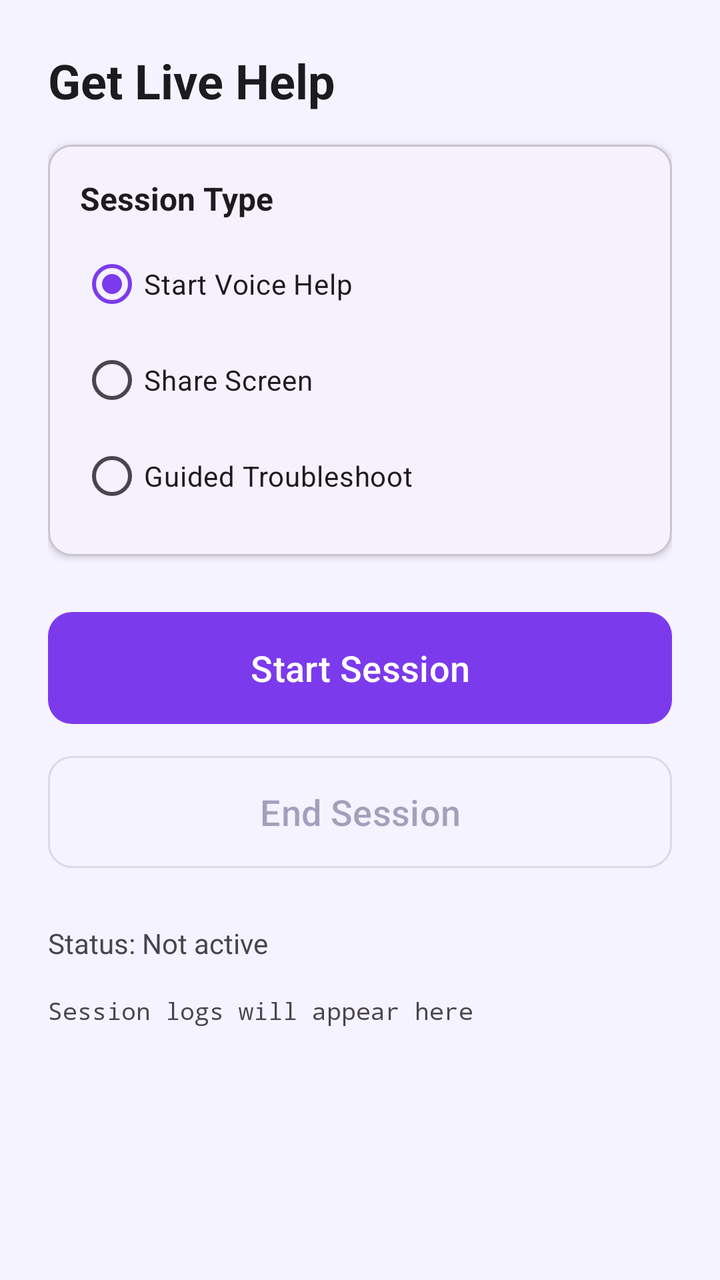
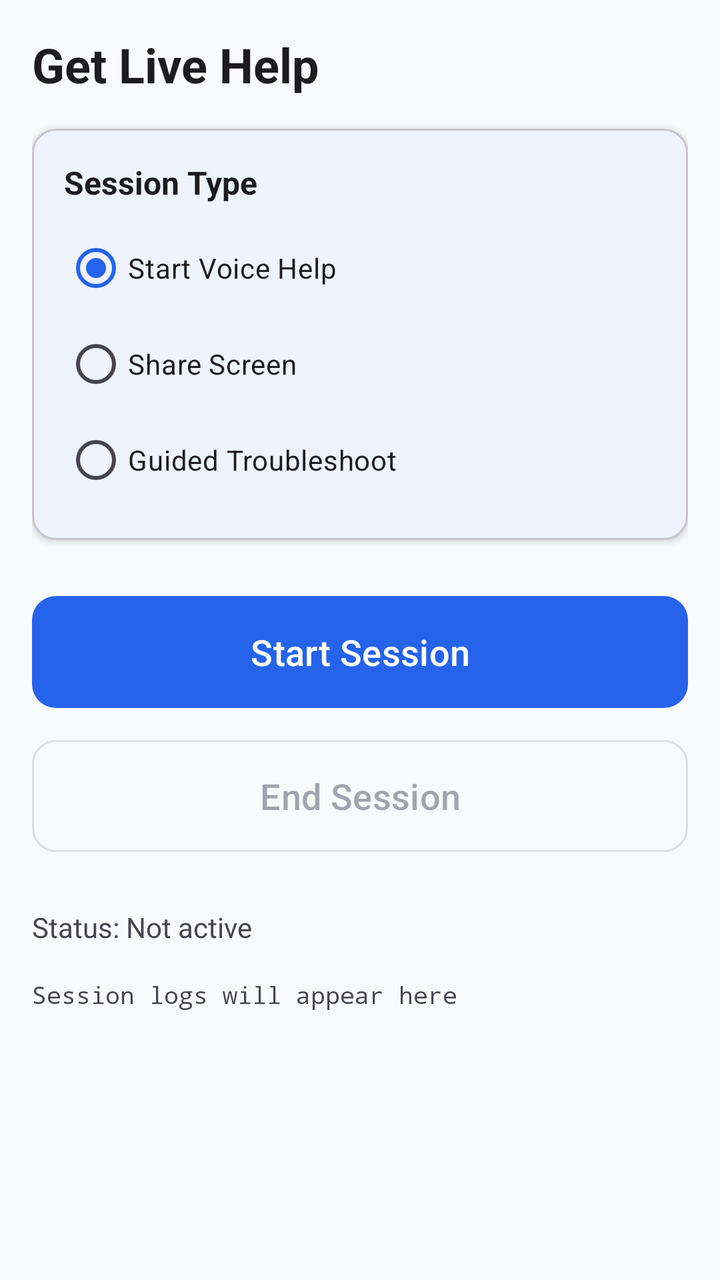

Compare the two renders of this Android layout. The source of the first and the diff that turns it into the second are given below.
<!-- AndroidManifest.xml: activity theme Theme.SafeGuardChild -->
<!-- res/layout/activity_live_support.xml -->
<?xml version="1.0" encoding="utf-8"?>
<ScrollView xmlns:android="http://schemas.android.com/apk/res/android"
    xmlns:app="http://schemas.android.com/apk/res-auto"
    android:layout_width="match_parent"
    android:layout_height="match_parent"
    android:background="?android:colorBackground"
    android:fillViewport="true">

    <LinearLayout
        android:layout_width="match_parent"
        android:layout_height="wrap_content"
        android:orientation="vertical"
        android:padding="24dp">

        <TextView
            android:id="@+id/tvTitle"
            android:layout_width="wrap_content"
            android:layout_height="wrap_content"
            android:text="@string/live_support_button"
            android:textSize="24sp"
            android:textStyle="bold"
            android:textColor="?android:textColorPrimary" />

        
        <com.google.android.material.card.MaterialCardView
            android:layout_width="match_parent"
            android:layout_height="wrap_content"
            android:layout_marginTop="16dp"
            app:cardCornerRadius="12dp"
            app:cardElevation="2dp">

            <LinearLayout
                android:layout_width="match_parent"
                android:layout_height="wrap_content"
                android:orientation="vertical"
                android:padding="16dp">

                <TextView
                    android:layout_width="wrap_content"
                    android:layout_height="wrap_content"
                    android:text="Session Type"
                    android:textSize="16sp"
                    android:textStyle="bold"
                    android:textColor="?android:textColorPrimary" />

                <RadioGroup
                    android:id="@+id/radioGroup"
                    android:layout_width="match_parent"
                    android:layout_height="wrap_content"
                    android:layout_marginTop="8dp">

                    <RadioButton
                        android:id="@+id/radioVoice"
                        android:layout_width="wrap_content"
                        android:layout_height="wrap_content"
                        android:text="@string/start_voice_session"
                        android:checked="true" />

                    <RadioButton
                        android:id="@+id/radioScreen"
                        android:layout_width="wrap_content"
                        android:layout_height="wrap_content"
                        android:text="@string/start_screen_share" />

                    <RadioButton
                        android:id="@+id/radioGuided"
                        android:layout_width="wrap_content"
                        android:layout_height="wrap_content"
                        android:text="Guided Troubleshoot" />
                </RadioGroup>
            </LinearLayout>
        </com.google.android.material.card.MaterialCardView>

        
        <com.google.android.material.button.MaterialButton
            android:id="@+id/btnStartSession"
            android:layout_width="match_parent"
            android:layout_height="64dp"
            android:layout_marginTop="24dp"
            android:text="Start Session"
            android:textSize="18sp"
            app:cornerRadius="12dp" />

        <com.google.android.material.button.MaterialButton
            android:id="@+id/btnEndSession"
            android:layout_width="match_parent"
            android:layout_height="64dp"
            android:layout_marginTop="8dp"
            android:text="@string/end_session"
            android:textSize="18sp"
            android:enabled="false"
            style="@style/Widget.Material3.Button.OutlinedButton"
            app:cornerRadius="12dp" />

        
        <TextView
            android:id="@+id/tvStatus"
            android:layout_width="match_parent"
            android:layout_height="wrap_content"
            android:layout_marginTop="24dp"
            android:text="Status: Not active"
            android:textSize="14sp"
            android:textColor="?android:textColorSecondary" />

        <TextView
            android:id="@+id/tvLogs"
            android:layout_width="match_parent"
            android:layout_height="wrap_content"
            android:layout_marginTop="16dp"
            android:text="Session logs will appear here"
            android:textSize="12sp"
            android:textColor="?android:textColorSecondary"
            android:fontFamily="monospace" />
    </LinearLayout>
</ScrollView>
<!-- resources referenced by this layout -->
<resources>
  <string name="end_session">End Session</string>
  <string name="live_support_button">Get Live Help</string>
  <string name="start_screen_share">Share Screen</string>
  <string name="start_voice_session">Start Voice Help</string>
  <style name="Theme.SafeGuardChild" parent="Theme.Material3.Light.NoActionBar">
          <item name="colorPrimary">@color/primary</item>
          <item name="colorPrimaryVariant">@color/primary_variant</item>
          <item name="colorSecondary">@color/secondary</item>
          <item name="colorOnPrimary">@color/white</item>
          <item name="colorOnSecondary">@color/white</item>
          <item name="android:colorBackground">@color/background_light</item>
          <item name="colorSurface">@color/surface_light</item>
          <item name="colorOnSurface">@color/text_primary_light</item>
          <item name="android:statusBarColor">@color/background_light</item>
          <item name="android:navigationBarColor">@color/background_light</item>
          <item name="android:windowLightStatusBar">true</item>
      </style>
  <color name="primary">#7C3AED</color>
  <color name="primary_variant">#5B21B6</color>
  <color name="secondary">#06B6D4</color>
  <color name="white">#FFFFFF</color>
  <color name="background_light">#F5F3FF</color>
  <color name="surface_light">#FFFFFF</color>
  <color name="text_primary_light">#1E1B4B</color>
</resources>

<!-- the commit's change to res/layout/activity_live_support.xml (unified diff, before → after) -->
@@ -10,7 +10,7 @@
         android:layout_width="match_parent"
         android:layout_height="wrap_content"
         android:orientation="vertical"
-        android:padding="24dp">
+        android:padding="16dp">
 
         <TextView
             android:id="@+id/tvTitle"
<!-- resource entries referenced after the edit -->
@@ -17,12 +17,12 @@
           <item name="android:navigationBarColor">@color/background_light</item>
           <item name="android:windowLightStatusBar">true</item>
       </style>
-  <color name="primary">#7C3AED</color>
-  <color name="primary_variant">#5B21B6</color>
-  <color name="secondary">#06B6D4</color>
+  <color name="primary">#2563EB</color>
+  <color name="primary_variant">#1E40AF</color>
+  <color name="secondary">#3B82F6</color>
   <color name="white">#FFFFFF</color>
-  <color name="background_light">#F5F3FF</color>
+  <color name="background_light">#F8FAFC</color>
   <color name="surface_light">#FFFFFF</color>
-  <color name="text_primary_light">#1E1B4B</color>
+  <color name="text_primary_light">#0F172A</color>
 </resources>
 
